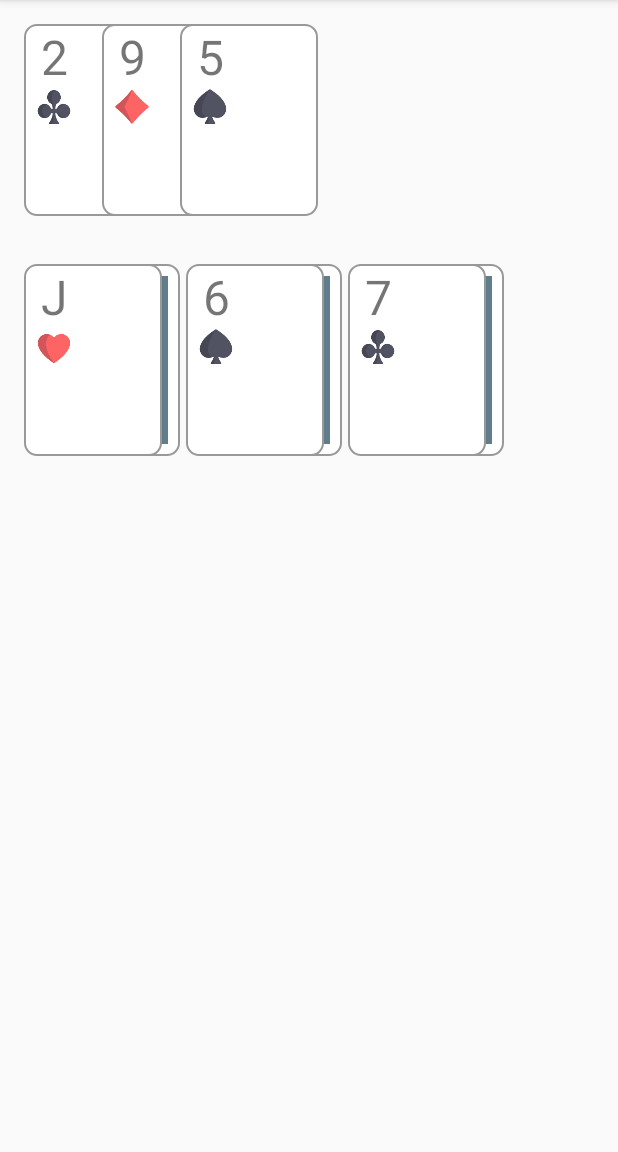
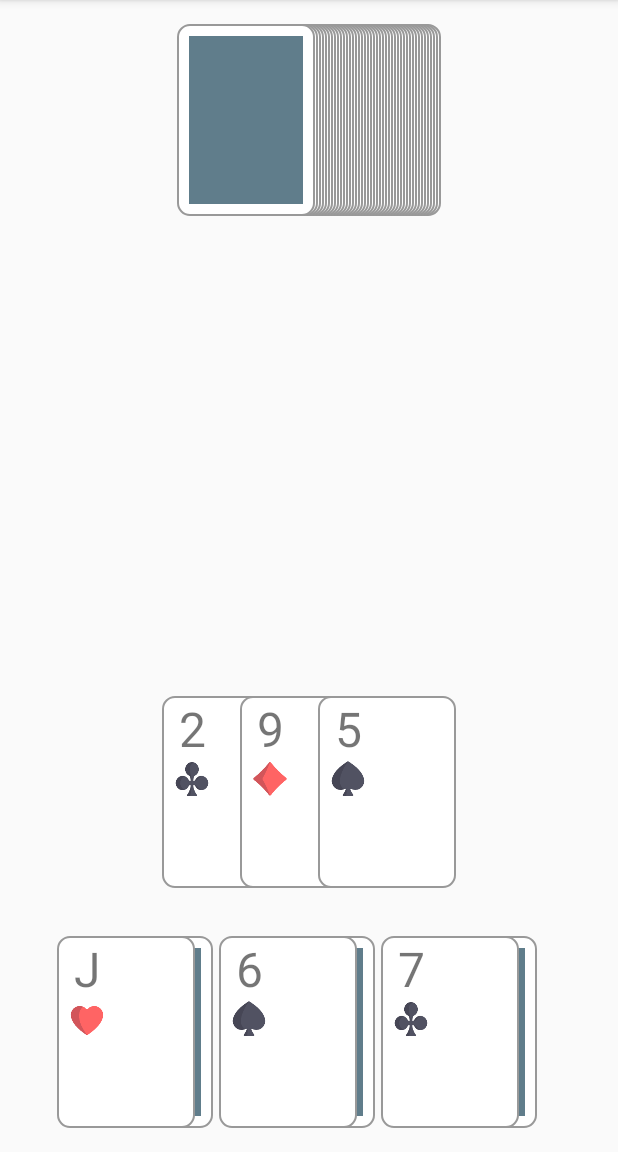
Before and after one commit to firekesti/Shaitzov, an Android app: the screen it shows after launch (MainActivity), on a phone screen of 412 x 824 dp, the part 84-1236 px from its top. Run offline under Robolectric (Android 15) with nearby library versions, the phone set to English and light mode, and no system bars.

Commit message:
add deck view with custom decorator

```diff
--- /dev/null
+++ b/app/src/main/java/net/crunkhouse/shaitzov/DeckOverlapDecorator.java
@@ -0,0 +1,28 @@
+package net.crunkhouse.shaitzov;
+
+import android.content.Context;
+import android.graphics.Rect;
+import android.support.v7.widget.RecyclerView;
+import android.view.View;
+
+/**
+ * Created by kkelly on 2/19/17.
+ */
+
+class DeckOverlapDecorator extends RecyclerView.ItemDecoration {
+    private int overlapAmount;
+
+    public DeckOverlapDecorator(Context context) {
+        overlapAmount = DensityUtils.dpToPixel(context, -90);
+    }
+
+    @Override
+    public void getItemOffsets(Rect outRect, View view, RecyclerView parent, RecyclerView.State state) {
+        final int itemPosition = parent.getChildAdapterPosition(view);
+        // We don't want to apply the offset to the last item
+        if (itemPosition == parent.getAdapter().getItemCount() - 1) {
+            return;
+        }
+        outRect.left = overlapAmount;
+    }
+}
--- a/app/src/main/java/net/crunkhouse/shaitzov/MainActivity.java
+++ b/app/src/main/java/net/crunkhouse/shaitzov/MainActivity.java
@@ -54,5 +54,13 @@ public class MainActivity extends AppCompatActivity {
         handView.setAdapter(playerHandAdapter);
         handView.addItemDecoration(new CardOverlapDecorator(handView.getContext()));
         handView.setLayoutManager(new LinearLayoutManager(this, LinearLayoutManager.HORIZONTAL, false));
+
+        // Add the deck
+        RecyclerView deckView = (RecyclerView) findViewById(R.id.deck);
+        PlayingCardAdapter deckAdapter = new PlayingCardAdapter(deck, true);
+        deckView.setAdapter(deckAdapter);
+        deckView.addItemDecoration(new DeckOverlapDecorator(deckView.getContext()));
+        deckView.setLayoutManager(new LinearLayoutManager(this, LinearLayoutManager.HORIZONTAL, true));
+
     }
 }
--- a/app/src/main/res/layout/activity_main.xml
+++ b/app/src/main/res/layout/activity_main.xml
@@ -8,25 +8,41 @@
     android:padding="16dp"
     tools:context="net.crunkhouse.shaitzov.MainActivity">
 
+    <!-- The deck -->
+    <android.support.v7.widget.RecyclerView
+        android:id="@+id/deck"
+        android:layout_width="wrap_content"
+        android:layout_height="wrap_content"
+        android:layout_gravity="center"/>
+
+    <android.support.v4.widget.Space
+        android:layout_width="wrap_content"
+        android:layout_height="0dp"
+        android:layout_weight="1"/>
+
+    <!-- The player's hand -->
     <android.support.v7.widget.RecyclerView
         android:id="@+id/player_hand"
-        android:layout_width="match_parent"
-        android:layout_height="wrap_content"/>
+        android:layout_width="wrap_content"
+        android:layout_height="wrap_content"
+        android:layout_gravity="center"
+        android:layout_marginBottom="32dp"/>
 
+    <!-- The face-up and face-down cards -->
     <FrameLayout
         android:layout_width="wrap_content"
         android:layout_height="wrap_content"
-        android:layout_marginTop="32dp">
+        android:layout_gravity="center">
 
         <android.support.v7.widget.RecyclerView
             android:id="@+id/player_facedown"
-            android:layout_width="match_parent"
+            android:layout_width="wrap_content"
             android:layout_height="wrap_content"
             android:layout_marginLeft="12dp"/>
 
         <android.support.v7.widget.RecyclerView
             android:id="@+id/player_faceup"
-            android:layout_width="match_parent"
+            android:layout_width="wrap_content"
             android:layout_height="wrap_content"/>
     </FrameLayout>
 </LinearLayout>
```
